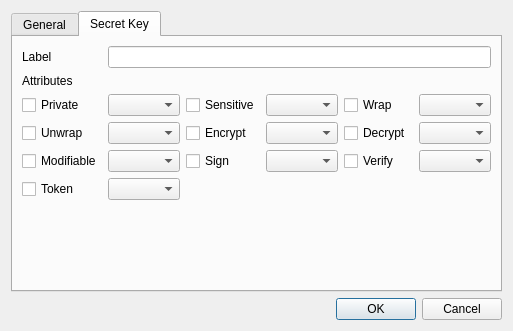
Old version of the form HsmMan/gen_key_dlg.ui in the repository jykim74/CryptokiMan.
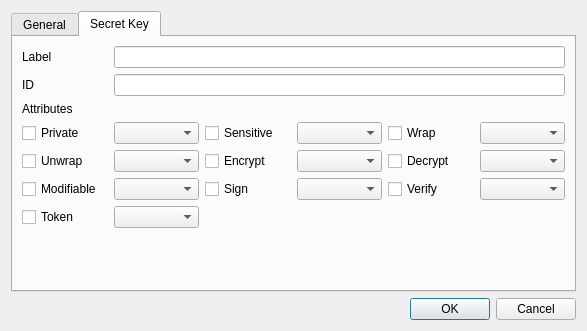
New version of the form. The open tabs and pages were chosen to show the change.

```diff
--- a/HsmMan/gen_key_dlg.ui
+++ b/HsmMan/gen_key_dlg.ui
@@ -6,7 +6,7 @@
    <rect>
     <x>0</x>
     <y>0</y>
-    <width>513</width>
+    <width>587</width>
     <height>331</height>
    </rect>
   </property>
@@ -124,135 +124,145 @@
        <string>Secret Key</string>
       </attribute>
       <layout class="QGridLayout" name="gridLayout_2">
-       <item row="3" column="5">
+       <item row="4" column="5">
         <widget class="QComboBox" name="mDecryptCombo"/>
        </item>
-       <item row="3" column="1">
-        <widget class="QComboBox" name="mUnwrapCombo"/>
+       <item row="7" column="1">
+        <spacer name="verticalSpacer_2">
+         <property name="orientation">
+          <enum>Qt::Vertical</enum>
+         </property>
+         <property name="sizeHint" stdset="0">
+          <size>
+           <width>20</width>
+           <height>40</height>
+          </size>
+         </property>
+        </spacer>
        </item>
-       <item row="4" column="1">
-        <widget class="QComboBox" name="mModifiableCombo"/>
+       <item row="5" column="5">
+        <widget class="QComboBox" name="mVerifyCombo"/>
        </item>
        <item row="0" column="1" colspan="5">
         <widget class="QLineEdit" name="mLabelText"/>
        </item>
-       <item row="4" column="2">
-        <widget class="QCheckBox" name="mSignCheck">
+       <item row="6" column="0">
+        <widget class="QCheckBox" name="mTokenCheck">
          <property name="text">
-          <string>Sign</string>
+          <string>Token</string>
          </property>
         </widget>
        </item>
-       <item row="4" column="5">
-        <widget class="QComboBox" name="mVerifyCombo"/>
-       </item>
-       <item row="3" column="2">
-        <widget class="QCheckBox" name="mEncryptCheck">
-         <property name="text">
-          <string>Encrypt</string>
-         </property>
-        </widget>
-       </item>
-       <item row="4" column="3">
-        <widget class="QComboBox" name="mSignCombo"/>
-       </item>
        <item row="4" column="0">
-        <widget class="QCheckBox" name="mModifiableCheck">
+        <widget class="QCheckBox" name="mUnwrapCheck">
          <property name="text">
-          <string>Modifiable</string>
+          <string>Unwrap</string>
          </property>
         </widget>
        </item>
-       <item row="2" column="0">
+       <item row="3" column="0">
         <widget class="QCheckBox" name="mPrivateCheck">
          <property name="text">
           <string>Private</string>
          </property>
         </widget>
        </item>
-       <item row="5" column="1">
-        <widget class="QComboBox" name="mTokenCombo"/>
+       <item row="0" column="0">
+        <widget class="QLabel" name="label_9">
+         <property name="text">
+          <string>Label</string>
+         </property>
+        </widget>
        </item>
-       <item row="2" column="4">
+       <item row="5" column="3">
+        <widget class="QComboBox" name="mSignCombo"/>
+       </item>
+       <item row="3" column="4">
         <widget class="QCheckBox" name="mWrapCheck">
          <property name="text">
           <string>Wrap</string>
          </property>
         </widget>
        </item>
-       <item row="3" column="3">
+       <item row="5" column="4">
+        <widget class="QCheckBox" name="mVerifyCheck">
+         <property name="text">
+          <string>Verify</string>
+         </property>
+        </widget>
+       </item>
+       <item row="4" column="2">
+        <widget class="QCheckBox" name="mEncryptCheck">
+         <property name="text">
+          <string>Encrypt</string>
+         </property>
+        </widget>
+       </item>
+       <item row="5" column="1">
+        <widget class="QComboBox" name="mModifiableCombo"/>
+       </item>
+       <item row="3" column="5">
+        <widget class="QComboBox" name="mWrapCombo"/>
+       </item>
+       <item row="4" column="3">
         <widget class="QComboBox" name="mEncryptCombo"/>
        </item>
-       <item row="5" column="0">
-        <widget class="QCheckBox" name="mTokenCheck">
-         <property name="text">
-          <string>Token</string>
-         </property>
-        </widget>
+       <item row="3" column="3">
+        <widget class="QComboBox" name="mSensitiveCombo"/>
        </item>
-       <item row="2" column="2">
+       <item row="3" column="2">
         <widget class="QCheckBox" name="mSensitiveCheck">
          <property name="text">
           <string>Sensitive</string>
          </property>
         </widget>
        </item>
-       <item row="2" column="1">
-        <widget class="QComboBox" name="mPrivateCombo"/>
-       </item>
-       <item row="0" column="0">
-        <widget class="QLabel" name="label_9">
+       <item row="5" column="2">
+        <widget class="QCheckBox" name="mSignCheck">
          <property name="text">
-          <string>Label</string>
+          <string>Sign</string>
          </property>
         </widget>
        </item>
-       <item row="2" column="5">
-        <widget class="QComboBox" name="mWrapCombo"/>
-       </item>
-       <item row="2" column="3">
-        <widget class="QComboBox" name="mSensitiveCombo"/>
-       </item>
-       <item row="1" column="0">
+       <item row="2" column="0">
         <widget class="QLabel" name="label_10">
          <property name="text">
           <string>Attributes</string>
          </property>
         </widget>
        </item>
-       <item row="3" column="0">
-        <widget class="QCheckBox" name="mUnwrapCheck">
-         <property name="text">
-          <string>Unwrap</string>
-         </property>
-        </widget>
+       <item row="4" column="1">
+        <widget class="QComboBox" name="mUnwrapCombo"/>
+       </item>
+       <item row="3" column="1">
+        <widget class="QComboBox" name="mPrivateCombo"/>
+       </item>
+       <item row="6" column="1">
+        <widget class="QComboBox" name="mTokenCombo"/>
        </item>
        <item row="4" column="4">
-        <widget class="QCheckBox" name="mVerifyCheck">
-         <property name="text">
-          <string>Verify</string>
-         </property>
-        </widget>
-       </item>
-       <item row="3" column="4">
         <widget class="QCheckBox" name="mDecryptCheck">
          <property name="text">
           <string>Decrypt</string>
          </property>
         </widget>
        </item>
-       <item row="6" column="1">
-        <spacer name="verticalSpacer_2">
-         <property name="orientation">
-          <enum>Qt::Vertical</enum>
+       <item row="5" column="0">
+        <widget class="QCheckBox" name="mModifiableCheck">
+         <property name="text">
+          <string>Modifiable</string>
          </property>
-         <property name="sizeHint" stdset="0">
-          <size>
-           <width>20</width>
-           <height>40</height>
-          </size>
+        </widget>
+       </item>
+       <item row="1" column="0">
+        <widget class="QLabel" name="label_5">
+         <property name="text">
+          <string>ID</string>
          </property>
-        </spacer>
+        </widget>
+       </item>
+       <item row="1" column="1" colspan="5">
+        <widget class="QLineEdit" name="mIDText"/>
        </item>
       </layout>
      </widget>
```
Left out of the diff: 2 changed lines with no effect on the pictures.
